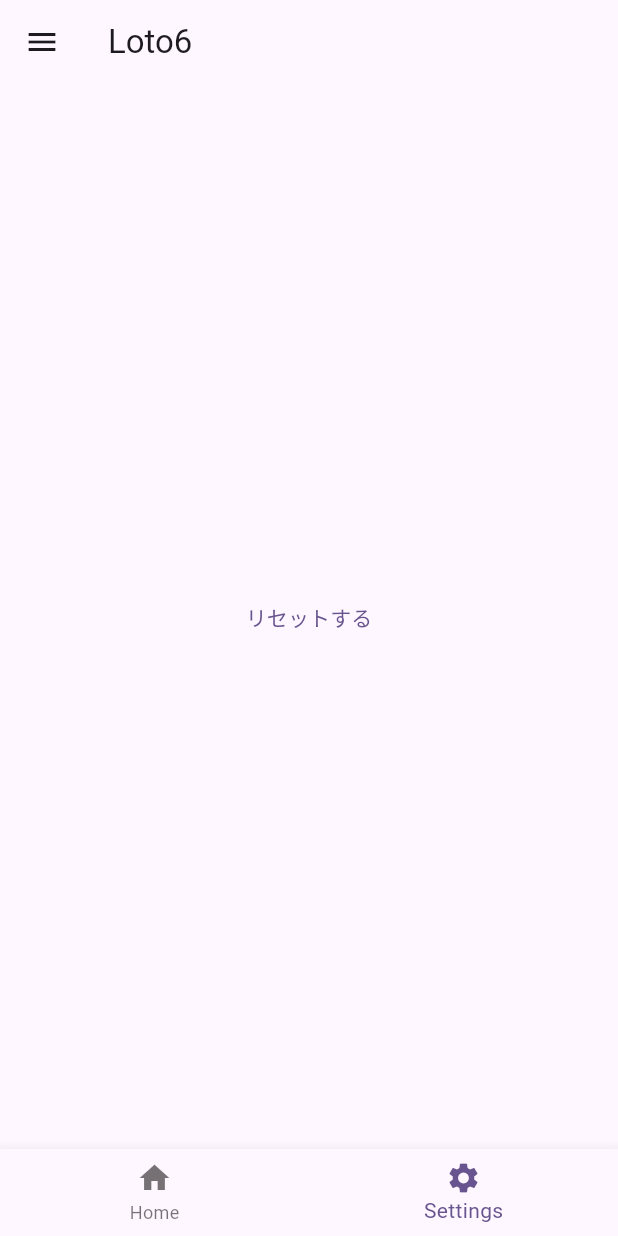
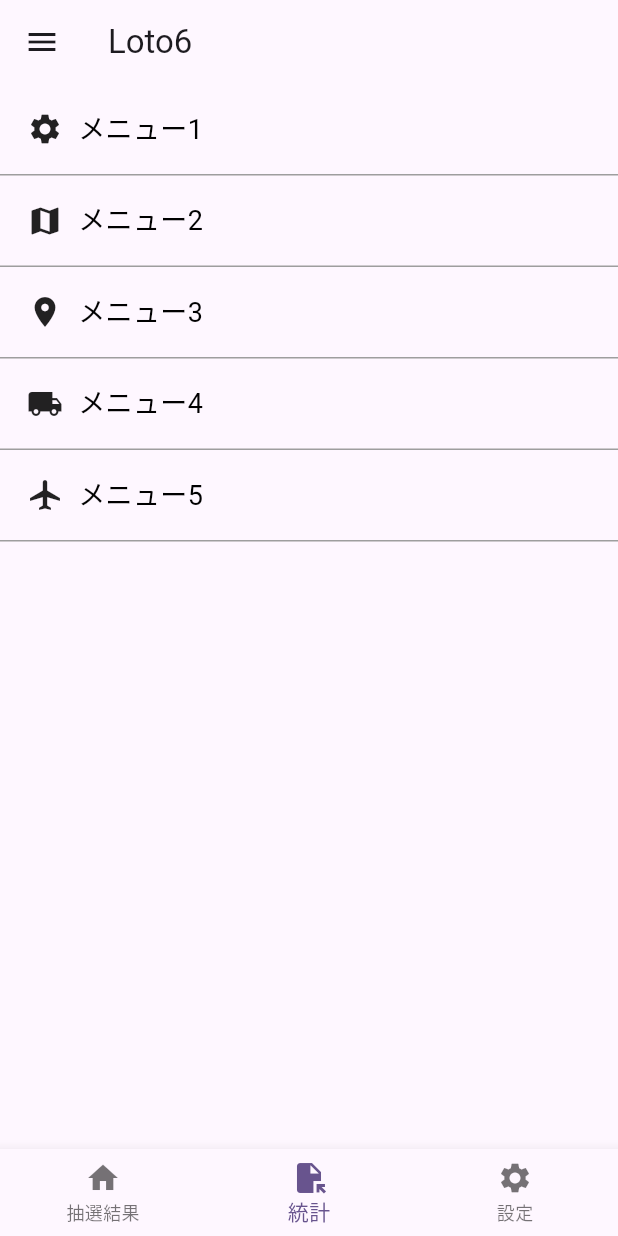
Before and after one commit to ca200mg/loto_app, a Flutter app: the screen it shows after launch, item 2 of the bottom bar chosen, on a phone screen of 412 x 824 dp. Run offline on Flutter 3.47's test engine with Material 2 defaults, Android fonts, the phone set to English and light mode, and no system bars; our stand-ins replace sqflite; accounts and stored records are empty; network calls fail.

Commit message:
add page, function

```diff
--- a/lib/loto6/loto6_flame.dart
+++ b/lib/loto6/loto6_flame.dart
@@ -1,7 +1,8 @@
 import 'package:flutter/material.dart';
 
+import 'loto6_data_display.dart';
+import 'loto6_statistics.dart';
 import '../setting.dart';
-import 'loto6_data_display.dart';
 
 class Loto6Flame extends StatefulWidget {
   const Loto6Flame({Key? key}) : super(key: key);
@@ -15,7 +16,8 @@ class _Loto6FlameState extends State<Loto6Flame> {
   int _currentIndex = 0;
   final _pages = [
     const Loto6DataDisplay('Home'),
-    const Setting(),
+    const Statistics('Statistics'),
+    const Setting('Setting'),
   ];
 
   @override
@@ -60,8 +62,9 @@ class _Loto6FlameState extends State<Loto6Flame> {
       body: _pages.elementAt(_currentIndex),
       bottomNavigationBar: BottomNavigationBar(
         items: const [
-          BottomNavigationBarItem(icon: Icon(Icons.home), label: 'Home'),
-          BottomNavigationBarItem(icon: Icon(Icons.settings), label: 'Settings'),
+          BottomNavigationBarItem(icon: Icon(Icons.home), label: '抽選結果'),
+          BottomNavigationBarItem(icon: Icon(Icons.file_open), label: '統計'),
+          BottomNavigationBarItem(icon: Icon(Icons.settings), label: '設定'),
         ],
         currentIndex: _currentIndex,
         onTap: (int index) {
--- /dev/null
+++ b/lib/loto6/loto6_statistics.dart
@@ -0,0 +1,51 @@
+import 'package:flutter/material.dart';
+
+class Statistics extends StatelessWidget {
+  final String statistics;
+
+  const Statistics(this.statistics, {Key? key}) : super(key: key);
+
+  @override
+  Widget build(BuildContext context) {
+    return Scaffold(
+
+      body: ListView(
+          children: [
+            _menuItem("メニュー1", Icon(Icons.settings)),
+            _menuItem("メニュー2", Icon(Icons.map)),
+            _menuItem("メニュー3", Icon(Icons.room)),
+            _menuItem("メニュー4", Icon(Icons.local_shipping)),
+            _menuItem("メニュー5", Icon(Icons.airplanemode_active)),
+          ]
+        ),
+    );
+  }
+  Widget _menuItem(String title, Icon icon) {
+    return GestureDetector(
+      child:Container(
+        padding: EdgeInsets.all(8.0),
+        decoration: new BoxDecoration(
+          border: new Border(bottom: BorderSide(width: 1.0, color: Colors.grey))
+        ),
+        child: Row(
+          children: <Widget>[
+            Container(
+              margin: EdgeInsets.all(10.0),
+              child:icon,
+            ),
+            Text(
+              title,
+              style: TextStyle(
+                color:Colors.black,
+                fontSize: 18.0
+              ),
+            ),
+          ],
+        )
+      ),
+      onTap: () {
+        print("onTap called.");
+      },
+    );
+  }
+}
--- a/lib/main.dart
+++ b/lib/main.dart
@@ -1,41 +1,77 @@
 import 'package:flutter/material.dart';
-import 'package:loto_app/data_display.dart';
-import 'package:loto_app/loto6/loto6_flame.dart';
-import 'package:loto_app/my_home_page.dart';
-import 'package:loto_app/test/test1.dart';
+import 'package:path/path.dart';
+import 'package:sqflite/sqflite.dart';
+
+import 'database.dart';
+import 'data_display.dart';
+import 'loto6/loto6_flame.dart';
+import 'my_home_page.dart';
+import 'test/test1.dart';
 
 void main() {
   runApp(const MyApp());
 }
 
 class MyApp extends StatelessWidget {
-  const MyApp({super.key});
+  const MyApp({Key? key});
 
-  // This widget is the root of your application.
   @override
   Widget build(BuildContext context) {
     return MaterialApp(
       title: 'Flutter Demo',
       theme: ThemeData(
-        // This is the theme of your application.
-        //
-        // TRY THIS: Try running your application with "flutter run". You'll see
-        // the application has a blue toolbar. Then, without quitting the app,
-        // try changing the seedColor in the colorScheme below to Colors.green
-        // and then invoke "hot reload" (save your changes or press the "hot
-        // reload" button in a Flutter-supported IDE, or press "r" if you used
-        // the command line to start the app).
-        //
-        // Notice that the counter didn't reset back to zero; the application
-        // state is not lost during the reload. To reset the state, use hot
-        // restart instead.
-        //
-        // This works for code too, not just values: Most code changes can be
-        // tested with just a hot reload.
         colorScheme: ColorScheme.fromSeed(seedColor: Colors.deepPurple),
         useMaterial3: true,
       ),
-      home: Loto6Flame()//BottomTabBarSample()//DataDisplayPage()//const MyHomePage(title: 'Flutter Demo Home Page'),
+      home: FutureBuilder(
+        future: checkIfDataExistsAndCallApi(),
+        builder: (context, snapshot) {
+          if (snapshot.connectionState == ConnectionState.waiting) {
+            // まだデータベースの処理が完了していない場合、ローディングインジケータを表示
+            return Scaffold(body: Center(child: CircularProgressIndicator()));
+          } else {
+            // データベースの処理が完了した場合は、Loto6Flameを表示
+            return Loto6Flame();
+          }
+        },
+      ),
     );
   }
 }
+
+Future<void> checkIfDataExistsAndCallApi() async {
+  const allDate = '2023-10-20'; //'1994-10-06';
+  final databasePath = await getDatabasesPath();
+  final path = join(databasePath, 'lotodata.db');
+  bool fileExists = await databaseExists(path);
+
+  if (!fileExists) {
+    print('display.データベースは存在しない');
+    await fetchDataAndInsertToDatabase(allDate);
+  } else {
+    print('display.データベースは存在する');
+    Database database = await openDatabase(path);
+    List<Map<String, dynamic>> table = await database.query(
+      'sqlite_master',
+      where: 'name = ?',
+      whereArgs: ['n3'],
+    );
+
+    if (table.isNotEmpty) {
+      List<Map<String, dynamic>> latestDateData = await database.rawQuery(
+        'SELECT date FROM n3 ORDER BY date DESC LIMIT 1',
+      );
+
+      if (latestDateData.isNotEmpty) {
+        print('display.テーブルは存在する');
+        String latestDate = latestDateData.first['date'];
+        await fetchDataAndInsertToDatabase(latestDate);
+      } else {
+        await fetchDataAndInsertToDatabase(allDate);
+      }
+    } else {
+      print('display.テーブルは存在しない');
+      await fetchDataAndInsertToDatabase(allDate);
+    }
+  }
+}
--- a/lib/setting.dart
+++ b/lib/setting.dart
@@ -1,51 +1,24 @@
 import 'package:flutter/material.dart';
 
-import 'database.dart';
-import 'database_reset.dart';
+import 'reset.dart';
 
-class Setting extends StatefulWidget {
-  const Setting({Key? key}) : super(key: key);
+class Setting extends StatelessWidget {
+  final String setting;
 
-  @override
-  _SettingState createState() => _SettingState();
-}
-
-class _SettingState extends State<Setting> {
-  bool _isLoading = false; // インジケータを制御するフラグ
+  const Setting(this.setting, {Key? key}) : super(key: key);
 
   @override
   Widget build(BuildContext context) {
     return Scaffold(
-      body: Center(
-        child: _isLoading
-            ? CircularProgressIndicator() // インジケータを表示
-            : TextButton(
-                onPressed: () {
-                  // ボタンが押された時の処理：データの削除と挿入
-                  _deleteAndInsertData('1994-10-06');
-                },
-                child: Text('リセットする'),
-              ),
+
+      body: TextButton(onPressed: (){
+        Navigator.push(
+    context,
+    MaterialPageRoute(builder: (context) => Reset()),
+  );
+      },
+      child: Text('マスターデータリセット'),
       ),
     );
   }
-
-  Future<void> _deleteAndInsertData(String date) async {
-    setState(() {
-      _isLoading = true; // ボタンが押されたらインジケータを表示
-    });
-
-    // データの削除
-    await deleteAllDataFromAllTable();
-
-    // データの挿入
-    await fetchDataAndInsertToDatabase(date);
-
-    setState(() {
-      _isLoading = false; // 処理が完了したらインジケータを非表示にする
-    });
-
-    // 更新を反映するために画面をリロードするなどの方法を追加する場合があります
-    // setStateなどを使用してUIを更新するなどが必要です
-  }
 }
```
Also changed, not shown: lib/loading_page.dart (added, +21 -0 lines), lib/loto6/loto6_data_display.dart (+1 -45 lines), lib/reset.dart (added, +92 -0 lines), 1 other file.
